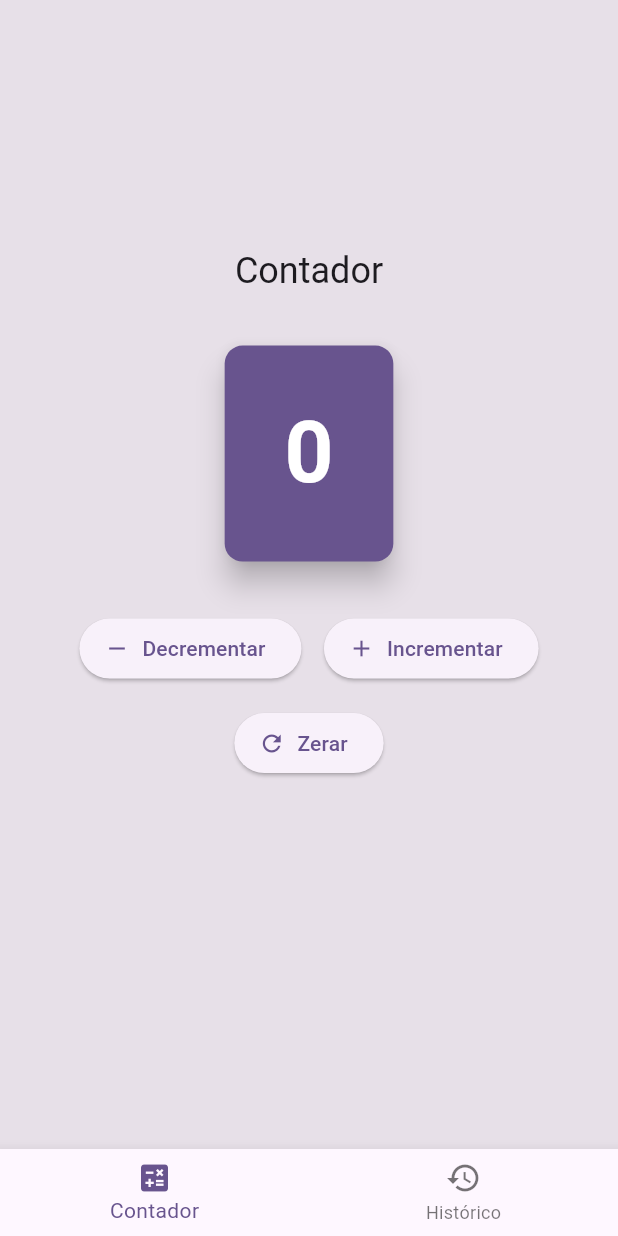
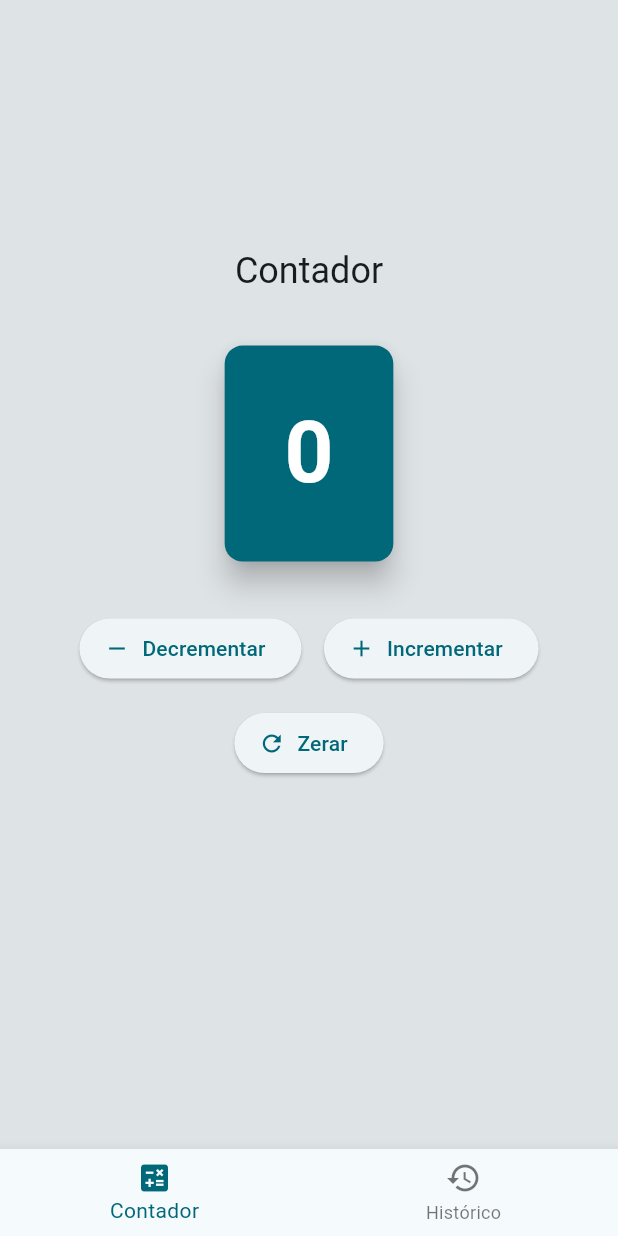
Before and after one commit to walteraf/imd-contadorapp, a Flutter app: the screen it shows after launch, on a phone screen of 412 x 824 dp. Run offline on Flutter 3.47's test engine with Material 3 defaults, Android fonts, the phone set to English and light mode, and no system bars.

Commit message:
Mudança de cor da paleta material design

```diff
--- a/lib/main.dart
+++ b/lib/main.dart
@@ -18,7 +18,8 @@ class MyApp extends StatelessWidget {
         title: 'Contador App',
         theme: ThemeData(
           useMaterial3: true,
-          colorScheme: ColorScheme.fromSeed(seedColor: Colors.deepPurple),
+          colorScheme: ColorScheme.fromSeed(
+              seedColor: const Color.fromARGB(255, 11, 113, 131)),
         ),
         home: const HomePage(),
       ),
```
